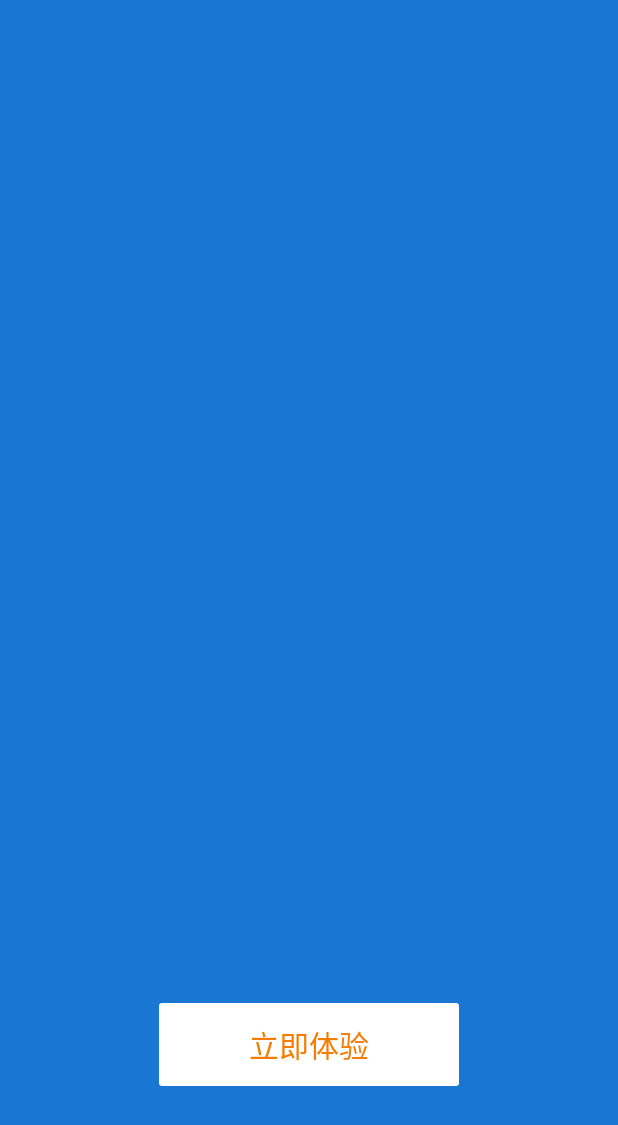
After one commit to yaoyao0719/YYAndroidSpace, an Android app: the fragment WelcomeFragment shown on its own in the app's theme, on a phone screen of 412 x 824 dp. The commit adds this screen. Shown: the top 1125 px of the screen. Run offline under Robolectric (Android 15) with nearby library versions, the phone set to English and light mode, and no system bars; our stand-ins replace ButterKnife.

Commit message:
完成欢迎页开发；状态栏使用StatusBar

```diff
--- a/app/build.gradle
+++ b/app/build.gradle
@@ -23,6 +23,8 @@ dependencies {
     compile fileTree(dir: 'libs', include: ['*.jar'])
     compile project(':customrecyclerview')
     compile project(':galleryPhoto')
+    compile project(path: ':imagelibary')
+
     compile "com.android.support:appcompat-v7:$rootProject.supportLibraryVersion"
     compile "com.android.support:cardview-v7:$rootProject.supportLibraryVersion"
     compile "com.android.support:design:$rootProject.supportLibraryVersion"
@@ -41,5 +43,7 @@ dependencies {
     compile 'com.tbruyelle.rxpermissions2:rxpermissions:0.9.4@aar'
     compile 'com.jakewharton:butterknife:8.4.0'
     annotationProcessor 'com.jakewharton:butterknife-compiler:8.4.0'
-    compile project(path: ':imagelibary')
+    compile 'com.jaeger.statusbarutil:library:1.4.0'
+    compile 'com.romandanylyk:pageindicatorview:0.1.2@aar'
+
 }
--- a/app/src/main/AndroidManifest.xml
+++ b/app/src/main/AndroidManifest.xml
@@ -28,8 +28,8 @@
         </activity>
         <activity android:name=".base.BaseActivity">
         </activity>
-        <activity android:name=".activity.welcome.WelcomeActivity">
-        </activity>
+         <activity android:name=".activity.welcome.WelcomeActivity">
+         </activity>
     </application>
 
 </manifest>
--- /dev/null
+++ b/app/src/main/java/com/yaoyao/android/activity/welcome/WelcomeFragment.java
@@ -0,0 +1,74 @@
+package com.yaoyao.android.activity.welcome;
+
+import android.content.Intent;
+import android.os.Bundle;
+import android.support.v4.app.Fragment;
+import android.view.LayoutInflater;
+import android.view.View;
+import android.view.ViewGroup;
+import android.widget.ImageView;
+import android.widget.TextView;
+
+import com.yaoyao.android.MainActivity;
+import com.yaoyao.android.R;
+
+import butterknife.BindView;
+import butterknife.ButterKnife;
+import butterknife.Unbinder;
+
+/**
+ * 欢迎页
+ */
+public class WelcomeFragment extends Fragment {
+
+    Unbinder unbinder;
+    @BindView(R.id.btnEnter)
+    TextView btnEnter;
+    @BindView(R.id.imageView)
+    ImageView imageView;
+
+
+    public WelcomeFragment() {
+    }
+
+    public static WelcomeFragment newInstance() {
+        WelcomeFragment fragment = new WelcomeFragment();
+        Bundle args = new Bundle();
+
+        fragment.setArguments(args);
+        return fragment;
+    }
+
+    @Override
+    public void onCreate(Bundle savedInstanceState) {
+        super.onCreate(savedInstanceState);
+    }
+
+    @Override
+    public View onCreateView(LayoutInflater inflater, ViewGroup container,
+                             Bundle savedInstanceState) {
+        View view = inflater.inflate(R.layout.fragment_welcome, container, false);
+        unbinder = ButterKnife.bind(this, view);
+        btnEnter.setOnClickListener(new View.OnClickListener() {
+            @Override
+            public void onClick(View v) {
+                Intent intent=new Intent(getActivity(), MainActivity.class);
+                startActivity(intent);
+                getActivity().finish();
+            }
+        });
+        return view;
+    }
+
+
+    @Override
+    public void onDetach() {
+        super.onDetach();
+    }
+
+    @Override
+    public void onDestroyView() {
+        super.onDestroyView();
+        unbinder.unbind();
+    }
+}
--- /dev/null
+++ b/app/src/main/res/drawable/welcome_btn_bg.xml
@@ -0,0 +1,16 @@
+<?xml version="1.0" encoding="utf-8"?>
+<selector xmlns:android="http://schemas.android.com/apk/res/android">
+    <item android:state_pressed="true">
+        <shape android:shape="rectangle">
+            <solid android:color="@color/white" />
+            <corners android:radius="2dp"/>
+        </shape>
+    </item>
+    <item>
+        <shape android:shape="rectangle">
+            <solid android:color="@color/white" />
+            <corners android:radius="2dp"/>
+        </shape>
+    </item>
+
+</selector>
--- /dev/null
+++ b/app/src/main/res/layout/fragment_welcome.xml
@@ -0,0 +1,29 @@
+<RelativeLayout
+    android:id="@+id/panelParent"
+    xmlns:android="http://schemas.android.com/apk/res/android"
+    xmlns:tools="http://schemas.android.com/tools"
+    android:layout_width="match_parent"
+    android:layout_height="match_parent"
+    tools:context="com.yaoyao.android.activity.welcome.WelcomeBaseFragment"
+    android:background="@color/blue_background">
+
+    <ImageView
+        android:layout_width="match_parent"
+        android:layout_height="match_parent"
+        android:id="@+id/imageView"
+        android:background="@color/white"
+        android:visibility="gone"/>
+    <TextView
+        android:id="@+id/btnEnter"
+        android:layout_alignParentBottom="true"
+        android:layout_width="200dp"
+        android:layout_height="55dp"
+        android:layout_marginBottom="100dp"
+        android:gravity="center"
+        android:text="立即体验"
+        android:textColor="@color/orange_background"
+        android:textSize="20dp"
+        android:layout_centerHorizontal="true"
+        android:background="@drawable/welcome_btn_bg"/>
+
+</RelativeLayout>
--- /dev/null
+++ b/app/src/main/res/values/attrs.xml
@@ -0,0 +1,4 @@
+<?xml version="1.0" encoding="utf-8"?>
+<resources>
+
+</resources>
--- a/app/src/main/res/values/colors.xml
+++ b/app/src/main/res/values/colors.xml
@@ -8,5 +8,11 @@
     <color name="transparent">#00000000</color>
     <color name="white">#ffffff</color>
     <color name="black">#000000</color>
+    <color name="red">#ff0000</color>
 
+    <color name="blue_background">#1976D2</color>
+    <color name="teal_background">#00796B</color>
+    <color name="orange_background">#F57C00</color>
+    <color name="red_background">#D32F2F</color>
+    <color name="purple_background">#7B1FA2</color>
 </resources>
--- a/app/src/main/res/values/strings.xml
+++ b/app/src/main/res/values/strings.xml
@@ -1,3 +1,5 @@
 <resources>
     <string name="app_name">YY‘s Android Space</string>
+
+    <string name="hello_blank_fragment">Hello blank fragment</string>
 </resources>
--- a/build.gradle
+++ b/build.gradle
@@ -15,6 +15,7 @@ buildscript {
 allprojects {
     repositories {
         jcenter()
+        maven { url 'https://jitpack.io' }
     }
 }
 
```
Also changed, not shown: app/src/main/java/com/yaoyao/android/activity/welcome/WelcomeActivity.java (+66 -2 lines), app/src/main/java/com/yaoyao/android/activity/welcome/WelcomeBaseFragment.java (added, +83 -0 lines), app/src/main/java/com/yaoyao/android/base/BaseActivity.java (+10 -44 lines), app/src/main/res/layout/activity_welcome.xml (+18 -3 lines), app/src/main/res/layout/fragment_welcome_base.xml (added, +27 -0 lines).
